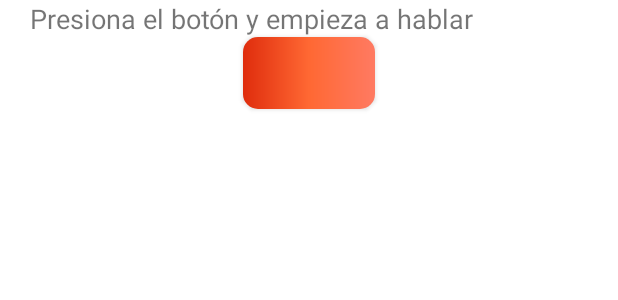
After one commit to arkanto99/ETSIIT_Utilities, an Android app: the layout activity_test.xml on its own in the app's theme, with its tools: preview values and no code run, on a phone screen of 412 x 824 dp. The commit adds this screen. Shown: the top 300 px of the screen. Run offline under Robolectric (Android 15) with nearby library versions, the phone set to English and light mode, and no system bars.

Commit message:
pusheando el test activity de Speech‑to‑Text funcionando, por si acaso la cago

```diff
--- a/app/src/main/AndroidManifest.xml
+++ b/app/src/main/AndroidManifest.xml
@@ -15,6 +15,10 @@
         <!-- android:theme="@style/Theme.ETSIIT_Utilities"   -->
 
 
+        <activity
+            android:name=".ActivityTest"
+            android:screenOrientation="portrait"
+            android:exported="false" />
         <activity
             android:name=".ActivityTouchParking"
             android:screenOrientation="portrait"
--- a/app/src/main/java/com/NPI/etsiitutilities/MainActivity.java
+++ b/app/src/main/java/com/NPI/etsiitutilities/MainActivity.java
@@ -83,6 +83,10 @@ public class MainActivity extends AppCompatActivity {
         Intent intent = new Intent(this, ActivityParking.class);
         startActivity(intent);
     }
+    public void goTest(View view) {
+        Intent intent = new Intent(this, ActivityTest.class);
+        startActivity(intent);
+    }
 
     public void openChatbot(View view) {
         // provide your Dialogflow's Google Credential JSON saved under RAW folder in resources
--- a/app/src/main/res/layout/activity_main.xml
+++ b/app/src/main/res/layout/activity_main.xml
@@ -167,6 +167,7 @@
                     android:layout_marginLeft="10dp"
                     android:background="@drawable/boton_redondeado"
                     android:fontFamily="sans-serif-black"
+                    android:onClick="goTest"
                     android:text="Voz"
                     android:textColor="@color/white" />
 
@@ -178,6 +179,7 @@
             android:layout_width="0dp"
             android:layout_height="0dp"
             android:background="#FFFFFF" />
+
     </androidx.constraintlayout.widget.ConstraintLayout>
 
 
--- /dev/null
+++ b/app/src/main/res/layout/activity_test.xml
@@ -0,0 +1,38 @@
+<?xml version="1.0" encoding="utf-8"?>
+<androidx.constraintlayout.widget.ConstraintLayout xmlns:android="http://schemas.android.com/apk/res/android"
+    xmlns:app="http://schemas.android.com/apk/res-auto"
+    xmlns:tools="http://schemas.android.com/tools"
+    android:layout_width="match_parent"
+    android:layout_height="match_parent"
+    android:background="#FFFFFF"
+    tools:context=".ActivityTest">
+
+
+    <TextView
+        android:id="@+id/textView2"
+        android:layout_width="fill_parent"
+        android:layout_height="wrap_content"
+        android:layout_margin="20dp"
+        android:text="Presiona el botón y empieza a hablar"
+        android:textSize="18dp"
+        tools:layout_editor_absoluteX="20dp" />
+
+    <Button
+        android:id="@+id/speakButton"
+        android:layout_width="wrap_content"
+        android:layout_height="wrap_content"
+        android:layout_gravity="center_horizontal"
+        android:background="@drawable/degradado1"
+        app:layout_constraintEnd_toEndOf="parent"
+        app:layout_constraintStart_toStartOf="parent"
+        app:layout_constraintTop_toBottomOf="@+id/textView2" />
+
+    <ListView
+        android:id="@+id/list"
+        android:layout_width="fill_parent"
+        android:layout_height="0dip"
+        android:layout_weight="1"
+        app:layout_constraintBottom_toBottomOf="parent"
+        app:layout_constraintTop_toBottomOf="@+id/speakButton" />
+
+</androidx.constraintlayout.widget.ConstraintLayout>
```
Also changed, not shown: app/src/main/java/com/NPI/etsiitutilities/ActivityTest.java (added, +84 -0 lines).
